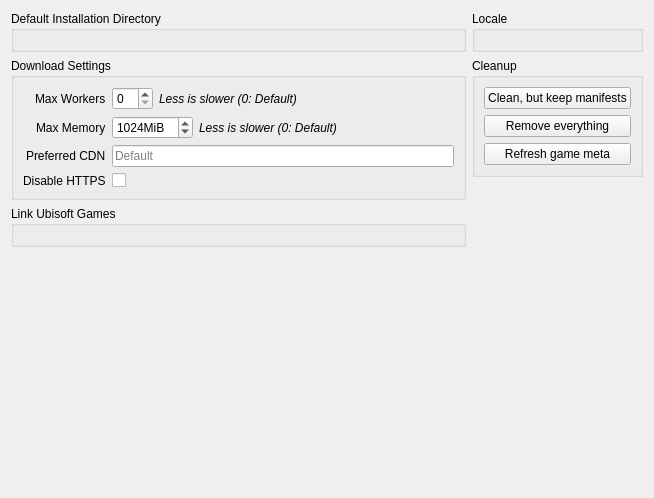
RareDevs/Rare, file rare/ui/components/tabs/settings/legendary.ui: the form before one commit.
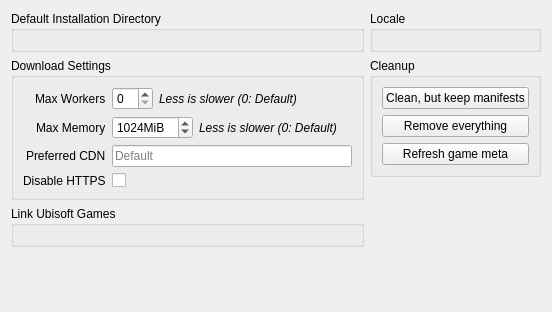
The form after the commit.

The edit to the form file:
```diff
--- a/rare/ui/components/tabs/settings/legendary.ui
+++ b/rare/ui/components/tabs/settings/legendary.ui
@@ -6,8 +6,8 @@
    <rect>
     <x>0</x>
     <y>0</y>
-    <width>654</width>
-    <height>498</height>
+    <width>552</width>
+    <height>312</height>
    </rect>
   </property>
   <property name="windowTitle">
```
